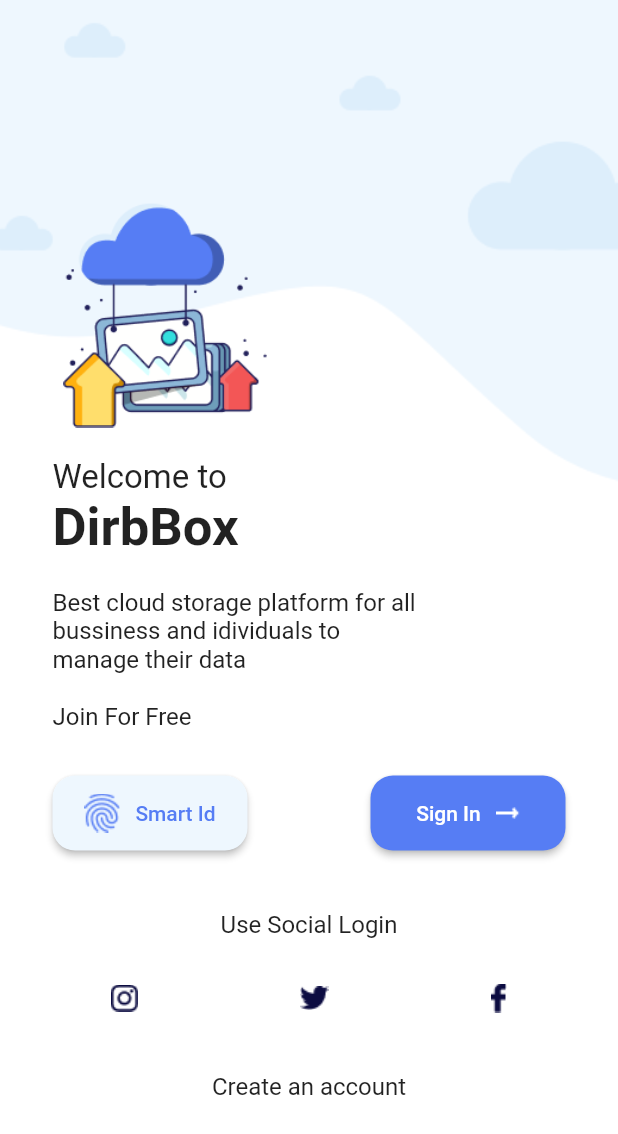
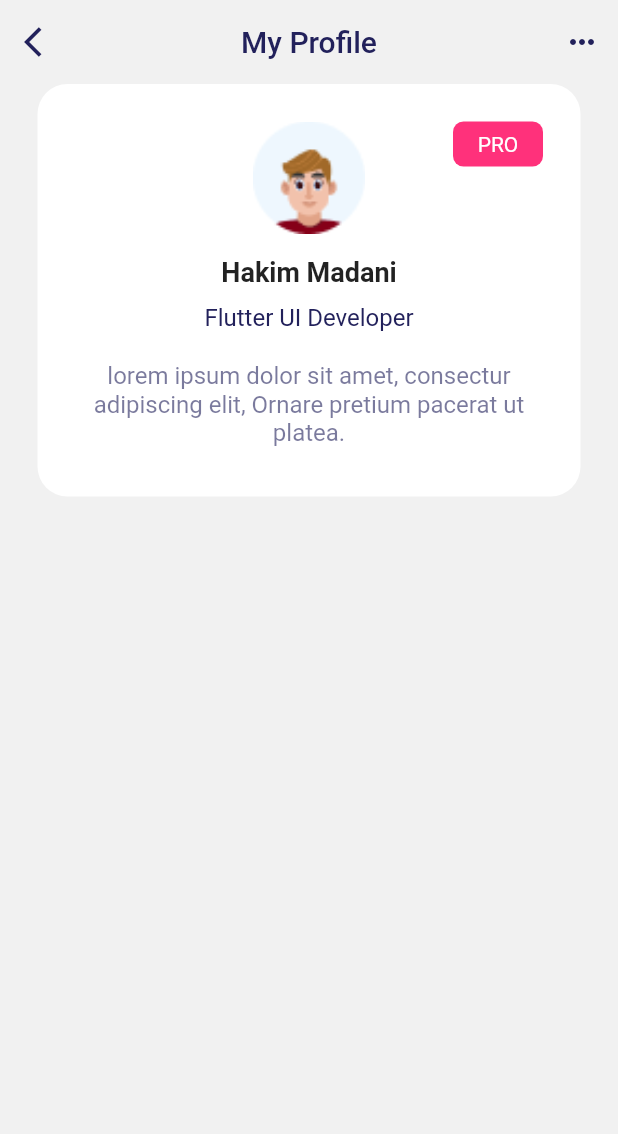
Before and after one commit to DVCone/dirbbox, a Flutter app: the screen it shows after launch, on a phone screen of 412 x 824 dp. Shown: the top 1134 px of the screen. Run offline on Flutter 3.47's test engine with Material 2 defaults, Android fonts, the phone set to English and light mode, and no system bars; our stand-ins replace get.

Commit message:
2 upload

```diff
--- a/lib/app/modules/login/views/login_view.dart
+++ b/lib/app/modules/login/views/login_view.dart
@@ -8,7 +8,7 @@ class LoginView extends GetView<LoginController> {
   @override
   Widget build(BuildContext context) {
     return Scaffold(
-      backgroundColor: Colors.white,
+      backgroundColor: Color(0xFFF1F1F1),
       body: Stack(
         children: [
           Container(
@@ -37,6 +37,7 @@ class LoginView extends GetView<LoginController> {
                   "Welcome to",
                   style: TextStyle(
                     fontSize: 22,
+                    color: Color(0xFF22215B),
                   ),
                 ),
                 Text(
@@ -53,6 +54,8 @@ class LoginView extends GetView<LoginController> {
                     "Best cloud storage platform for all bussiness and idividuals to manage their data\n\nJoin For Free",
                     style: TextStyle(
                       fontSize: 16,
+                      color: Color(0xFF22215B),
+                      fontWeight: FontWeight.w300,
                     ),
                   ),
                 ),
@@ -114,12 +117,14 @@ class LoginView extends GetView<LoginController> {
                     "Use Social Login",
                     style: TextStyle(
                       fontSize: 16,
+                      color: Color(0xFF22215B),
+                      fontWeight: FontWeight.w400,
                     ),
                   ),
                 ),
                 SizedBox(height: 30),
                 Row(
-                  mainAxisAlignment: MainAxisAlignment.spaceEvenly,
+                  mainAxisAlignment: MainAxisAlignment.center,
                   children: [
                     Image.asset("assets/icons/ig.png"),
                     SizedBox(width: 30),
@@ -134,6 +139,8 @@ class LoginView extends GetView<LoginController> {
                     "Create an account",
                     style: TextStyle(
                       fontSize: 16,
+                      color: Color(0xFF22215B),
+                      fontWeight: FontWeight.w400,
                     ),
                   ),
                 ),
--- /dev/null
+++ b/lib/app/modules/profile/bindings/profile_binding.dart
@@ -0,0 +1,12 @@
+import 'package:get/get.dart';
+
+import '../controllers/profile_controller.dart';
+
+class ProfileBinding extends Bindings {
+  @override
+  void dependencies() {
+    Get.lazyPut<ProfileController>(
+      () => ProfileController(),
+    );
+  }
+}
--- /dev/null
+++ b/lib/app/modules/profile/controllers/profile_controller.dart
@@ -0,0 +1,20 @@
+import 'package:get/get.dart';
+
+class ProfileController extends GetxController {
+  //Implement ProfileController
+
+  final count = 0.obs;
+  @override
+  void onInit() {
+    super.onInit();
+  }
+
+  @override
+  void onReady() {
+    super.onReady();
+  }
+
+  @override
+  void onClose() {}
+  void increment() => count.value++;
+}
--- /dev/null
+++ b/lib/app/modules/profile/views/profile_view.dart
@@ -0,0 +1,113 @@
+import 'package:flutter/material.dart';
+
+import 'package:get/get.dart';
+
+import '../controllers/profile_controller.dart';
+
+class ProfileView extends GetView<ProfileController> {
+  @override
+  Widget build(BuildContext context) {
+    return Scaffold(
+      backgroundColor: Color(0xFFF1F1F1),
+      appBar: AppBar(
+        elevation: 0,
+        backgroundColor: Color(0xFFF1F1F1),
+        leading: IconButton(
+          onPressed: () {},
+          icon: Icon(
+            Icons.arrow_back_ios,
+            color: Color(0xFF22215B),
+          ),
+        ),
+        centerTitle: true,
+        title: Text(
+          'My Profile',
+          style: TextStyle(
+            color: Color(0xFF22215B),
+          ),
+        ),
+        actions: [
+          IconButton(
+            onPressed: () {},
+            icon: Icon(
+              Icons.more_horiz,
+              color: Color(0xFF22215B),
+            ),
+          ),
+        ],
+      ),
+      body: ListView(
+        children: [
+          Container(
+            margin: EdgeInsets.symmetric(horizontal: 25),
+            padding: EdgeInsets.all(25),
+            height: 275,
+            decoration: BoxDecoration(
+              color: Colors.white,
+              borderRadius: BorderRadius.circular(20),
+            ),
+            child: Stack(
+              children: [
+                Column(
+                  children: [
+                    Container(
+                      width: 75,
+                      height: 75,
+                      child: Image.asset(
+                        "assets/images/profile.png",
+                        fit: BoxFit.cover,
+                      ),
+                    ),
+                    SizedBox(height: 15),
+                    Text(
+                      "Hakim Madani",
+                      style: TextStyle(
+                        fontSize: 18,
+                        fontWeight: FontWeight.bold,
+                      ),
+                    ),
+                    SizedBox(height: 10),
+                    Text(
+                      "Flutter UI Developer",
+                      style: TextStyle(
+                        color: Color(0xFF22215B),
+                        fontSize: 16,
+                      ),
+                    ),
+                    SizedBox(height: 20),
+                    Text(
+                      "lorem ipsum dolor sit amet, consectur adipiscing elit, Ornare pretium pacerat ut platea.",
+                      textAlign: TextAlign.center,
+                      style: TextStyle(
+                        color: Color(0xFF22215B).withOpacity(0.6),
+                        fontSize: 16,
+                      ),
+                    ),
+                  ],
+                ),
+                Align(
+                  alignment: Alignment.topRight,
+                  child: Container(
+                    width: 60,
+                    height: 30,
+                    decoration: BoxDecoration(
+                        color: Color(0xFFFF317B),
+                        borderRadius: BorderRadius.circular(7)),
+                    child: Center(
+                      child: Text(
+                        "PRO",
+                        style: TextStyle(
+                          color: Colors.white,
+                        ),
+                      ),
+                    ),
+                  ),
+                )
+              ],
+            ),
+          )
+        ],
+      ),
+    );
+  }
+}
--- a/lib/app/routes/app_pages.dart
+++ b/lib/app/routes/app_pages.dart
@@ -4,6 +4,8 @@ import 'package:dirbbox/app/modules/home/bindings/home_binding.dart';
 import 'package:dirbbox/app/modules/home/views/home_view.dart';
 import 'package:dirbbox/app/modules/login/bindings/login_binding.dart';
 import 'package:dirbbox/app/modules/login/views/login_view.dart';
+import 'package:dirbbox/app/modules/profile/bindings/profile_binding.dart';
+import 'package:dirbbox/app/modules/profile/views/profile_view.dart';
 
 part 'app_routes.dart';
 
@@ -23,5 +25,10 @@ class AppPages {
       page: () => LoginView(),
       binding: LoginBinding(),
     ),
+    GetPage(
+      name: _Paths.PROFILE,
+      page: () => ProfileView(),
+      binding: ProfileBinding(),
+    ),
   ];
 }
--- a/lib/app/routes/app_routes.dart
+++ b/lib/app/routes/app_routes.dart
@@ -6,9 +6,11 @@ abstract class Routes {
 
   static const HOME = _Paths.HOME;
   static const LOGIN = _Paths.LOGIN;
+  static const PROFILE = _Paths.PROFILE;
 }
 
 abstract class _Paths {
   static const HOME = '/home';
   static const LOGIN = '/login';
+  static const PROFILE = '/profile';
 }
--- a/lib/main.dart
+++ b/lib/main.dart
@@ -9,7 +9,7 @@ void main() {
     GetMaterialApp(
       debugShowCheckedModeBanner: false,
       title: "Application",
-      initialRoute: Routes.LOGIN,
+      initialRoute: Routes.PROFILE,
       getPages: AppPages.routes,
     ),
   );
```
